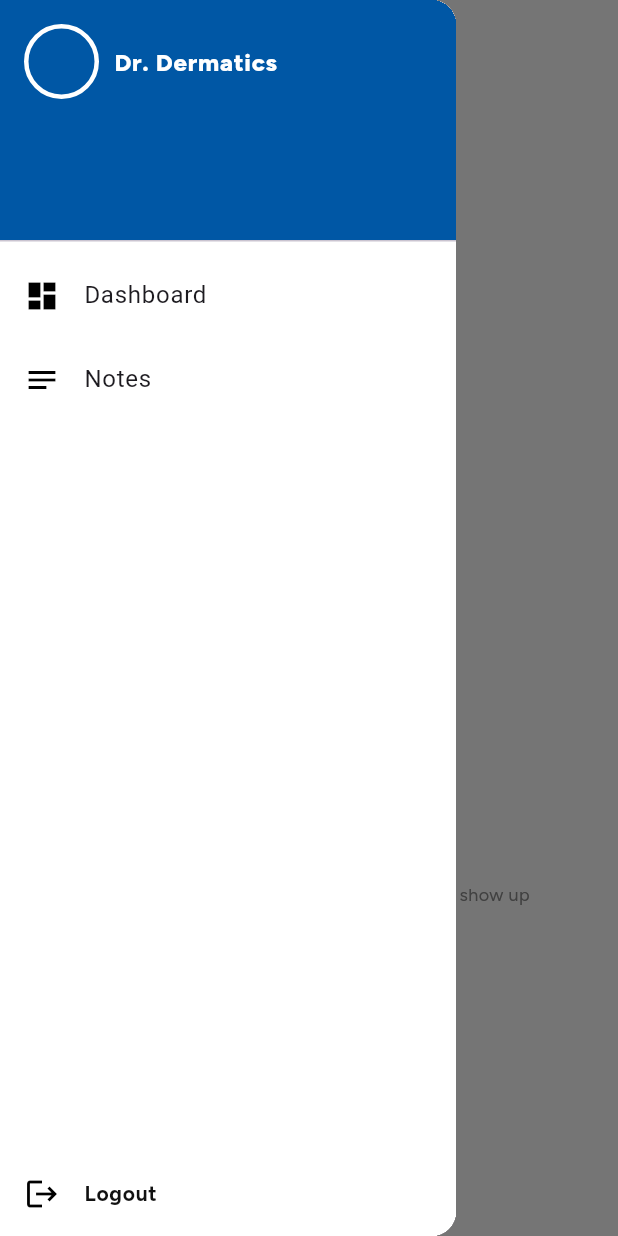
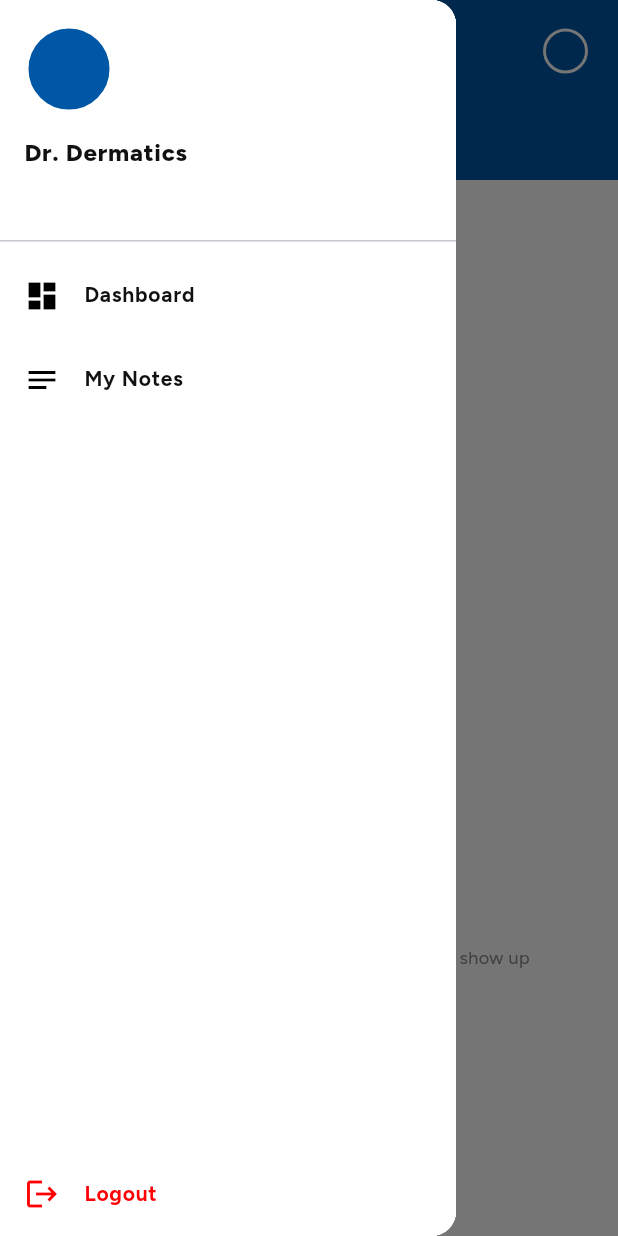
Before and after one commit to Vanshi001/Doctor-App, a Flutter app: the MainScreen screen opened directly, with the side drawer open, on a phone screen of 412 x 824 dp. Run offline on Flutter 3.47's test engine with Material 3 defaults, Android fonts, the phone set to English and light mode, and no system bars; our stand-ins replace cached_network_image, carousel_slider, device_info_plus, dotted_border, dotted_line, firebase_core and 11 more; missing offline and left inert: new_version_plus, zego_uikit, zego_uikit_prebuilt_call, zego_uikit_signaling_plugin; accounts and stored records are empty; network calls fail; key blocks and very long unbroken strings in the code were emptied for the run.

Commit message:
- Creating ui of adding custom notes (in progress)

```diff
--- a/lib/screens/AppDrawer.dart
+++ b/lib/screens/AppDrawer.dart
@@ -9,6 +9,7 @@ import '../widgets/ColorCodes.dart';
 import '../widgets/Constants.dart';
 import '../widgets/TextStyles.dart';
 import 'AddCustomNotesScreen.dart';
+import 'AllCustomNotesScreen.dart';
 import 'AuthScreen.dart';
 
 class AppDrawer extends StatefulWidget {
@@ -32,17 +33,17 @@ class _AppDrawerState extends State<AppDrawer> {
           crossAxisAlignment: CrossAxisAlignment.start,
           children: [
             DrawerHeader(
-              decoration: BoxDecoration(color: ColorCodes.colorBlue1),
+              decoration: BoxDecoration(color: ColorCodes.white),
               child: SizedBox(
                 width: width,
-                child: Row(
+                child: Column(
                   crossAxisAlignment: CrossAxisAlignment.start,
                   children: [
                     // const CircleAvatar(radius: 30, backgroundColor: Colors.white),
                     Obx(
                           () => Container(
-                        height: 50,
-                        width: 50,
+                        height: 60,
+                        width: 60,
                         decoration: BoxDecoration(
                           shape: BoxShape.circle,
                           color: ColorCodes.colorBlue1, // Background color for the circle
@@ -51,16 +52,15 @@ class _AppDrawerState extends State<AppDrawer> {
                         child: Center(child: Text(mainController.getInitials(mainController.doctorName.value), style: TextStyles.textStyle6_1)),
                       ),
                     ),
-                    const SizedBox(width: 10),
                     Obx(() =>
                       Container(
                         height: 50,
-                        alignment: Alignment.center,
+                        alignment: Alignment.centerLeft,
                         child: SizedBox(
                           width: width * 0.5,
                           child: Text(
                             mainController.doctorName.value.isNotEmpty ? mainController.doctorName.value : 'Dr. Dermatics',
-                            style: TextStyles.textStyle2_4,
+                            style: TextStyles.textStyle2,
                             softWrap: true,
                             maxLines: 2,
                             overflow: TextOverflow.ellipsis,
@@ -74,7 +74,7 @@ class _AppDrawerState extends State<AppDrawer> {
             ),
             ListTile(
               leading: Icon(Icons.dashboard, color: ColorCodes.black,),
-              title: Text("Dashboard"),
+              title: Text("Dashboard", style: TextStyles.textStyle4_3),
               onTap: () {
                 // Get.back(); // Close drawer
                 Navigator.of(context).pop();
@@ -83,10 +83,10 @@ class _AppDrawerState extends State<AppDrawer> {
             ),
             ListTile(
               leading: Icon(Icons.notes, color: ColorCodes.black,),
-              title: Text("Notes"),
+              title: Text("My Notes", style: TextStyles.textStyle4_3),
               onTap: () {
                 Navigator.of(context).pop();
-                Get.to(() => AddCustomNotesScreen());
+                Get.to(() => AllCustomNotesScreen());
               },
             ),
             /*ListTile(
@@ -98,8 +98,8 @@ class _AppDrawerState extends State<AppDrawer> {
             ),*/
             Spacer(),
             ListTile(
-              leading: Icon(Icons.logout, color: ColorCodes.black),
-              title: Text("Logout", style: TextStyles.textStyle4_3),
+              leading: Icon(Icons.logout, color: ColorCodes.colorRed1),
+              title: Text("Logout", style: TextStyles.textStyle4_4),
               onTap: () {
                 showDialog(
                   context: context,
--- a/lib/screens/MainScreen.dart
+++ b/lib/screens/MainScreen.dart
@@ -217,7 +217,7 @@ class _MainScreenState extends State<MainScreen> {
     }
 
     return AnnotatedRegion<SystemUiOverlayStyle>(
-      value: SystemUiOverlayStyle(statusBarColor: Colors.white, statusBarIconBrightness: Brightness.dark),
+      value: SystemUiOverlayStyle(statusBarColor: ColorCodes.colorBlue1, statusBarIconBrightness: Brightness.light),
       child: SafeArea(
         child: Scaffold(
           key: _scaffoldKey,
@@ -327,52 +327,43 @@ class _MainScreenState extends State<MainScreen> {
             }
           },
           child: SingleChildScrollView(
-            physics: AlwaysScrollableScrollPhysics(),
+            physics: AlwaysScrollableScrollPhysics(), // needed for RefreshIndicator
             child: Column(
               crossAxisAlignment: CrossAxisAlignment.center,
               children: [
-                Padding(
-                  padding: const EdgeInsets.fromLTRB(10.0, 20, 10, 10),
-                  child: Row(
+                Container(
+                  height: 120,
+                  color: ColorCodes.colorBlue1,
+                  padding: const EdgeInsets.fromLTRB(10, 10, 10, 10),
+                  child: Column(
+                    crossAxisAlignment: CrossAxisAlignment.start,
+                    children: [
+                      Row(
                         children: [
                           // Image.asset("assets/ic_profile.png", height: 45, width: 45),
                           Builder(
-                        builder: (context) => IconButton(
-                          icon: Icon(Icons.menu, size: 24, color: Colors.black),
+                            builder:
+                                (context) => IconButton(
+                                  icon: Image.asset("assets/ic_menu.png", width: 24, height: 24),
                                   onPressed: () {
                                     Scaffold.of(context).openDrawer(); // Opens the drawer
                                   },
                                 ),
                           ),
-                      /*Obx(
+                          Expanded(child: Text("Dermatics India", style: TextStyles.textStyle2_4, textAlign: TextAlign.center)),
+                          Obx(
                             () => Container(
-                          height: 50,
-                          width: 50,
+                              height: 30,
+                              width: 30,
                               decoration: BoxDecoration(
                                 shape: BoxShape.circle,
                                 color: ColorCodes.colorBlue1, // Background color for the circle
-                            border: Border.all(color: ColorCodes.white, width: 3),
+                                border: Border.all(color: ColorCodes.white, width: 2),
                               ),
                               child: Center(child: Text(mainController.getInitials(mainController.doctorName.value), style: TextStyles.textStyle6_1)),
                             ),
                           ),
-                      SizedBox(width: 5),*/
-                      Expanded(
-                        child: Obx(
-                          () => Column(
-                            crossAxisAlignment: CrossAxisAlignment.start,
-                            children: [
-                              Text('Hello', style: TextStyles.textStyle1),
-                              Text(
-                                mainController.doctorName.value.isNotEmpty ? mainController.doctorName.value : 'Dr. Dermatics',
-                                style: TextStyles.textStyle2,
-                                maxLines: 1,
-                                overflow: TextOverflow.ellipsis,
-                              ),
-                            ],
-                          ),
-                        ),
-                      ),
+                          SizedBox(width: 10,),
                           /*GestureDetector(
                             onTap: () {
                               showDialog(
@@ -410,6 +401,25 @@ class _MainScreenState extends State<MainScreen> {
                           SizedBox(width: 15),*/
                         ],
                       ),
+                      Padding(
+                        padding: EdgeInsets.only(left: 15),
+                        child: Obx(
+                          () => Column(
+                            crossAxisAlignment: CrossAxisAlignment.start,
+                            children: [
+                              Text('Hello', style: TextStyles.textStyle1_1),
+                              Text(
+                                mainController.doctorName.value.isNotEmpty ? mainController.doctorName.value : 'Dr. Dermatics',
+                                style: TextStyles.textStyle2_4,
+                                maxLines: 1,
+                                overflow: TextOverflow.ellipsis,
+                              ),
+                            ],
+                          ),
+                        ),
+                      ),
+                    ],
+                  ),
                 ),
                 isAllEmpty ? SizedBox(height: height, child: emptyDashboardUI()) : availableDataUI(height, width),
               ],
@@ -421,7 +431,9 @@ class _MainScreenState extends State<MainScreen> {
   }
 
   Widget availableDataUI(double height, double width) {
-    return Column(
+    return SingleChildScrollView(
+      physics: AlwaysScrollableScrollPhysics(),
+      child: Column(
         children: [
           Obx(() {
             final todayAppointments = mainController.allList;
@@ -869,6 +881,7 @@ class _MainScreenState extends State<MainScreen> {
             );
           }),
         ],
+      ),
     );
   }
 
--- a/lib/widgets/TextStyles.dart
+++ b/lib/widgets/TextStyles.dart
@@ -128,6 +128,13 @@ class TextStyles {
     fontFamily: 'Figtree',
   );
 
+  static const TextStyle textStyle1_1 = TextStyle(
+    fontSize: 12,
+    color: ColorCodes.white,
+    fontWeight: FontWeight.w500,
+    fontFamily: 'Figtree',
+  );
+
   static const TextStyle textStyle2 = TextStyle(
     fontSize: 16,
     color: ColorCodes.colorBlack1,
@@ -198,6 +205,13 @@ class TextStyles {
     fontFamily: 'Figtree',
   );
 
+  static const TextStyle textStyle4_4 = TextStyle(
+    fontSize: 14,
+    color: ColorCodes.colorRed1,
+    fontWeight: FontWeight.w700,
+    fontFamily: 'Figtree',
+  );
+
   static const TextStyle textStyle5 = TextStyle(
     fontSize: 10,
     color: ColorCodes.colorGrey1,
```
Also changed, not shown: lib/controllers/CustomNotesController.dart (added, +10 -0 lines), lib/screens/AddCustomNotesScreen.dart (+5 -2 lines), lib/screens/AllCustomNotesScreen.dart (added, +94 -0 lines), assets/ic_menu.png (added). Lines whose indentation alone changed are shown as unchanged.
